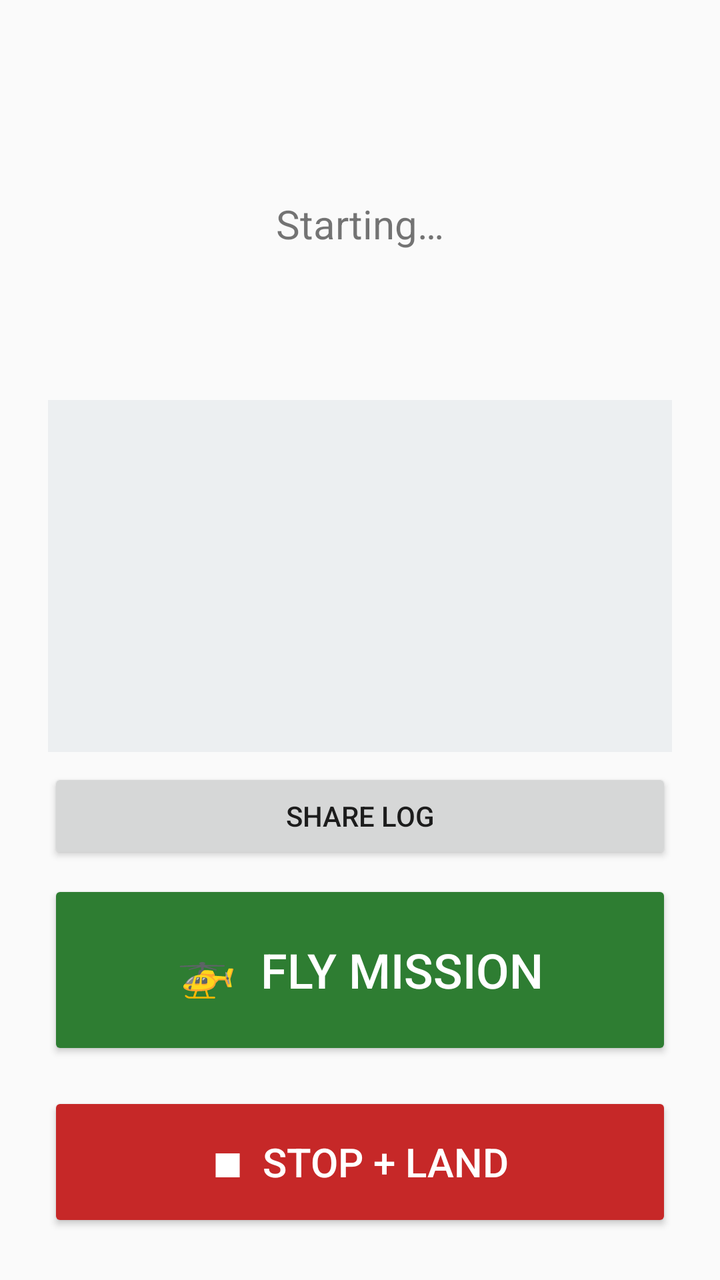
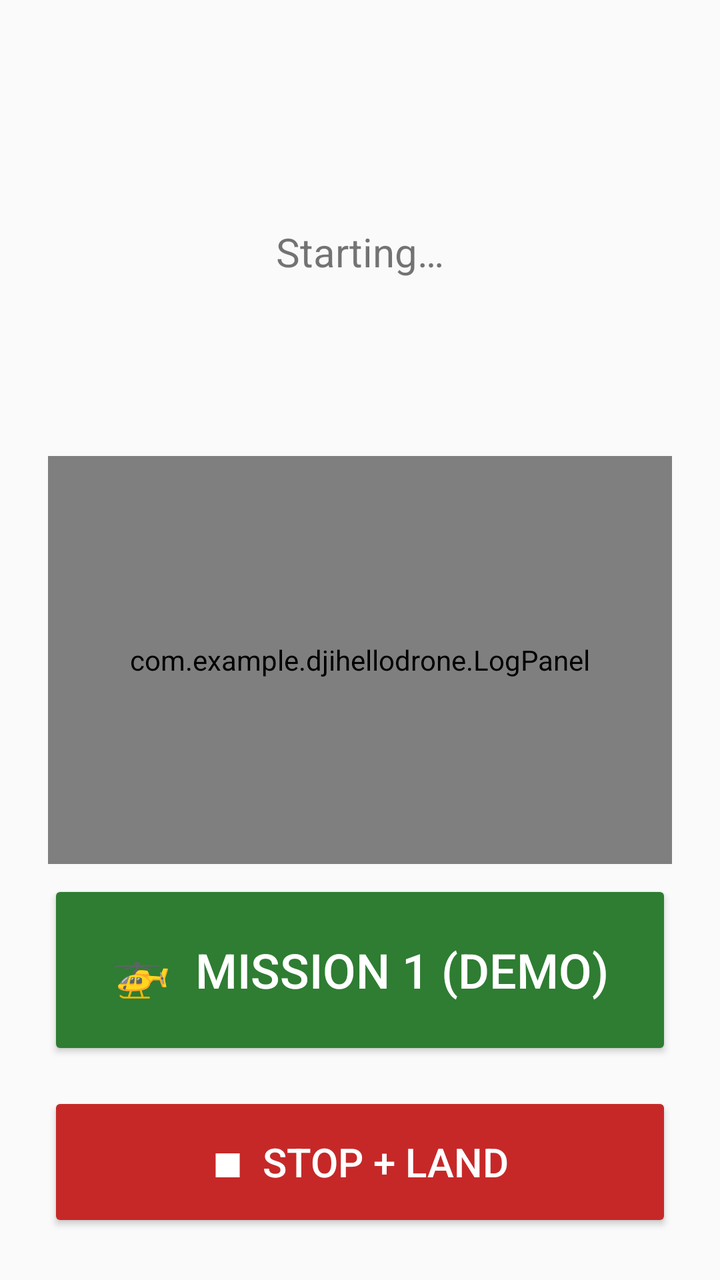

The first picture is an Android layout as it rendered before a commit; the second is the same layout after the commit. The layout source and the unified diff follow.
<!-- AndroidManifest.xml: application theme android:Theme.Material.Light -->
<!-- res/layout/activity_main.xml -->
<?xml version="1.0" encoding="utf-8"?>
<LinearLayout xmlns:android="http://schemas.android.com/apk/res/android"
    android:layout_width="match_parent"
    android:layout_height="match_parent"
    android:orientation="vertical"
    android:padding="24dp"
    android:gravity="center_horizontal">

    <TextView
        android:id="@+id/statusText"
        android:layout_width="match_parent"
        android:layout_height="0dp"
        android:layout_weight="1"
        android:gravity="center"
        android:textSize="20sp"
        android:text="Starting…" />

    <ScrollView
        android:id="@+id/logScroll"
        android:layout_width="match_parent"
        android:layout_height="0dp"
        android:layout_weight="1"
        android:layout_marginBottom="8dp"
        android:background="#ECEFF1">

        <TextView
            android:id="@+id/logText"
            android:layout_width="match_parent"
            android:layout_height="wrap_content"
            android:padding="8dp"
            android:typeface="monospace"
            android:textSize="11sp"
            android:textIsSelectable="true" />
    </ScrollView>

    <Button
        android:id="@+id/shareLogButton"
        android:layout_width="match_parent"
        android:layout_height="wrap_content"
        android:layout_marginBottom="8dp"
        android:text="Share log" />

    <Button
        android:id="@+id/goButton"
        android:layout_width="match_parent"
        android:layout_height="90dp"
        android:layout_marginBottom="16dp"
        android:backgroundTint="#2E7D32"
        android:textColor="#FFFFFF"
        android:textSize="24sp"
        android:text="🚁  FLY MISSION" />

    <Button
        android:id="@+id/stopButton"
        android:layout_width="match_parent"
        android:layout_height="70dp"
        android:backgroundTint="#C62828"
        android:textColor="#FFFFFF"
        android:textSize="20sp"
        android:text="■  STOP + LAND" />
</LinearLayout>
<!-- resources referenced by this layout -->
<resources>

</resources>

<!-- the commit's change to res/layout/activity_main.xml (unified diff, before → after) -->
@@ -15,30 +15,13 @@
         android:textSize="20sp"
         android:text="Starting…" />
 
-    <ScrollView
-        android:id="@+id/logScroll"
+    <com.example.djihellodrone.LogPanel
+        android:id="@+id/logPanel"
         android:layout_width="match_parent"
         android:layout_height="0dp"
         android:layout_weight="1"
         android:layout_marginBottom="8dp"
-        android:background="#ECEFF1">
-
-        <TextView
-            android:id="@+id/logText"
-            android:layout_width="match_parent"
-            android:layout_height="wrap_content"
-            android:padding="8dp"
-            android:typeface="monospace"
-            android:textSize="11sp"
-            android:textIsSelectable="true" />
-    </ScrollView>
-
-    <Button
-        android:id="@+id/shareLogButton"
-        android:layout_width="match_parent"
-        android:layout_height="wrap_content"
-        android:layout_marginBottom="8dp"
-        android:text="Share log" />
+        android:background="#ECEFF1" />
 
     <Button
         android:id="@+id/goButton"
@@ -48,7 +31,7 @@
         android:backgroundTint="#2E7D32"
         android:textColor="#FFFFFF"
         android:textSize="24sp"
-        android:text="🚁  FLY MISSION" />
+        android:text="🚁  Mission 1 (demo)" />
 
     <Button
         android:id="@+id/stopButton"
